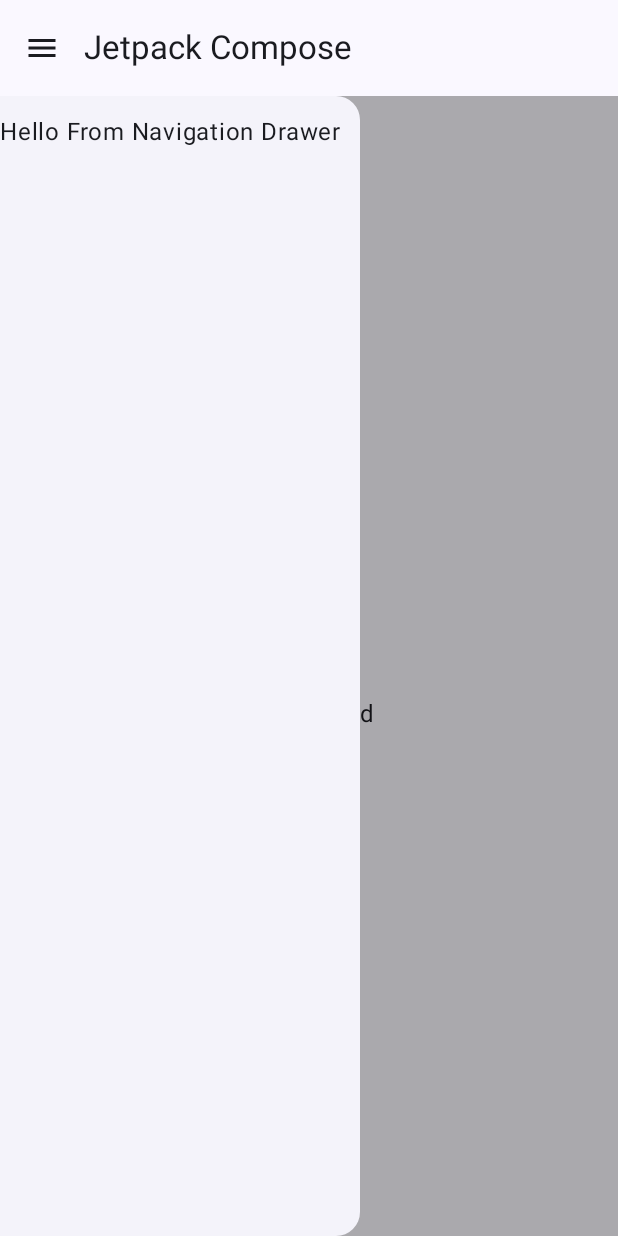
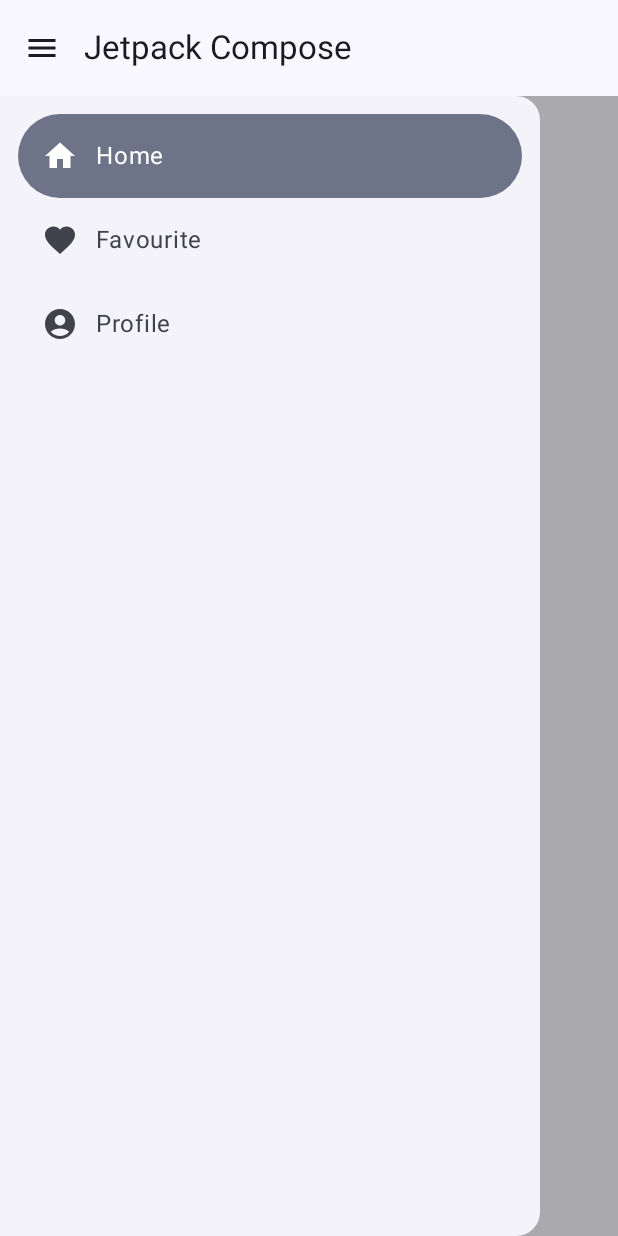
Before and after one commit to abdanzakialifian/Jetpack-Compose, an Android app built with Jetpack Compose: the screen it shows after launch (SideEffectActivity), after a tap on "Menu", on a phone screen of 412 x 824 dp. Run offline under Robolectric (Android 15) with nearby library versions, the phone set to English and light mode, and no system bars.

Commit message:
Add navigation item menu and add snackbar

```diff
--- a/app/src/main/java/com/compose/jetpackcompose/SideEffectActivity.kt
+++ b/app/src/main/java/com/compose/jetpackcompose/SideEffectActivity.kt
@@ -1,6 +1,7 @@
 package com.compose.jetpackcompose
 
 import android.os.Bundle
+import android.widget.Toast
 import androidx.activity.ComponentActivity
 import androidx.activity.compose.setContent
 import androidx.compose.foundation.layout.Box
@@ -18,20 +19,31 @@ import androidx.compose.material3.IconButton
 import androidx.compose.material3.MaterialTheme
 import androidx.compose.material3.ModalDrawerSheet
 import androidx.compose.material3.ModalNavigationDrawer
+import androidx.compose.material3.NavigationDrawerItem
 import androidx.compose.material3.Scaffold
+import androidx.compose.material3.SnackbarDuration
+import androidx.compose.material3.SnackbarHost
+import androidx.compose.material3.SnackbarHostState
+import androidx.compose.material3.SnackbarResult
 import androidx.compose.material3.Surface
 import androidx.compose.material3.Text
 import androidx.compose.material3.TopAppBar
 import androidx.compose.material3.rememberDrawerState
 import androidx.compose.runtime.Composable
+import androidx.compose.runtime.getValue
+import androidx.compose.runtime.mutableStateOf
+import androidx.compose.runtime.remember
 import androidx.compose.runtime.rememberCoroutineScope
+import androidx.compose.runtime.setValue
 import androidx.compose.ui.Alignment
 import androidx.compose.ui.Modifier
+import androidx.compose.ui.platform.LocalContext
 import androidx.compose.ui.res.stringResource
 import androidx.compose.ui.tooling.preview.Devices
 import androidx.compose.ui.tooling.preview.Preview
 import androidx.compose.ui.unit.dp
 import com.compose.jetpackcompose.ui.theme.JetpackComposeTheme
+import com.compose.jetpackcompose.utils.DataDummy
 import kotlinx.coroutines.launch
 
 class SideEffectActivity : ComponentActivity() {
@@ -49,13 +61,21 @@ class SideEffectActivity : ComponentActivity() {
 fun SideEffectApp() {
     val drawerState = rememberDrawerState(initialValue = DrawerValue.Closed)
     val scope = rememberCoroutineScope()
+    var selectedItem by remember {
+        mutableStateOf(DataDummy.navigationDrawerItems[0])
+    }
+    val snackBarHostState = remember {
+        SnackbarHostState()
+    }
+    val context = LocalContext.current
 
     // A surface container using the 'background' color from the theme
     Surface(
-        modifier = Modifier.fillMaxSize(),
-        color = MaterialTheme.colorScheme.background
+        modifier = Modifier.fillMaxSize(), color = MaterialTheme.colorScheme.background
     ) {
-        Scaffold(topBar = {
+        Scaffold(
+            snackbarHost = { SnackbarHost(hostState = snackBarHostState) },
+            topBar = {
                 MyTopAppBar(onMenuClick = {
                     scope.launch {
                         if (drawerState.isClosed) {
@@ -73,7 +93,43 @@ fun SideEffectApp() {
                 drawerContent = {
                     ModalDrawerSheet {
                         Spacer(modifier = Modifier.height(12.dp))
-                        Text(text = stringResource(id = R.string.hello_from_nav_drawer))
+                        DataDummy.navigationDrawerItems.forEach { menu ->
+
+                            val stringResource = stringResource(id = menu.title)
+
+                            NavigationDrawerItem(modifier = Modifier.padding(horizontal = 12.dp),
+                                icon = {
+                                    Icon(
+                                        imageVector = menu.icon, contentDescription = null
+                                    )
+                                },
+                                label = {
+                                    Text(text = stringResource)
+                                },
+                                selected = menu == selectedItem,
+                                onClick = {
+                                    scope.launch {
+                                        drawerState.close()
+                                        val snackBarResult = snackBarHostState.showSnackbar(
+                                            message = context.resources.getString(
+                                                R.string.coming_soon, stringResource
+                                            ),
+                                            actionLabel = context.resources.getString(R.string.subscribe_question),
+                                            withDismissAction = true,
+                                            duration = SnackbarDuration.Short
+                                        )
+
+                                        if (snackBarResult == SnackbarResult.ActionPerformed) {
+                                            Toast.makeText(
+                                                context,
+                                                context.resources.getString(R.string.subscribed_info),
+                                                Toast.LENGTH_SHORT
+                                            ).show()
+                                        }
+                                    }
+                                    selectedItem = menu
+                                })
+                        }
                     }
                 },
                 content = {
@@ -86,8 +142,7 @@ fun SideEffectApp() {
                             Text(text = stringResource(id = R.string.hello_world))
                         }
                     }
-                }
-            )
+                })
         }
     }
 }
--- /dev/null
+++ b/app/src/main/java/com/compose/jetpackcompose/model/MenuItem.kt
@@ -0,0 +1,8 @@
+package com.compose.jetpackcompose.model
+
+import androidx.compose.ui.graphics.vector.ImageVector
+
+data class MenuItem(
+    val title: Int,
+    val icon: ImageVector
+)
--- /dev/null
+++ b/app/src/main/java/com/compose/jetpackcompose/utils/DataDummy.kt
@@ -0,0 +1,16 @@
+package com.compose.jetpackcompose.utils
+
+import androidx.compose.material.icons.Icons
+import androidx.compose.material.icons.filled.AccountCircle
+import androidx.compose.material.icons.filled.Favorite
+import androidx.compose.material.icons.filled.Home
+import com.compose.jetpackcompose.R
+import com.compose.jetpackcompose.model.MenuItem
+
+object DataDummy {
+    val navigationDrawerItems = listOf(
+        MenuItem(title = R.string.home, icon = Icons.Default.Home),
+        MenuItem(title = R.string.favourite, icon = Icons.Default.Favorite),
+        MenuItem(title = R.string.profile, icon = Icons.Default.AccountCircle)
+    )
+}
```
Lines whose indentation alone changed are shown as unchanged.
